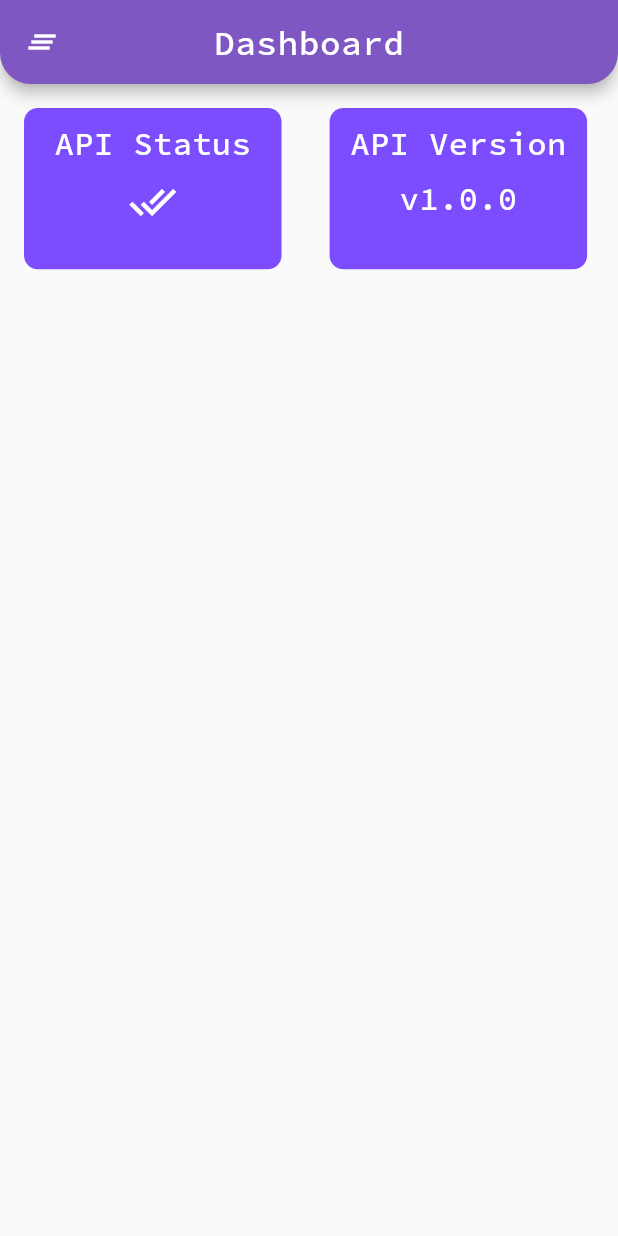
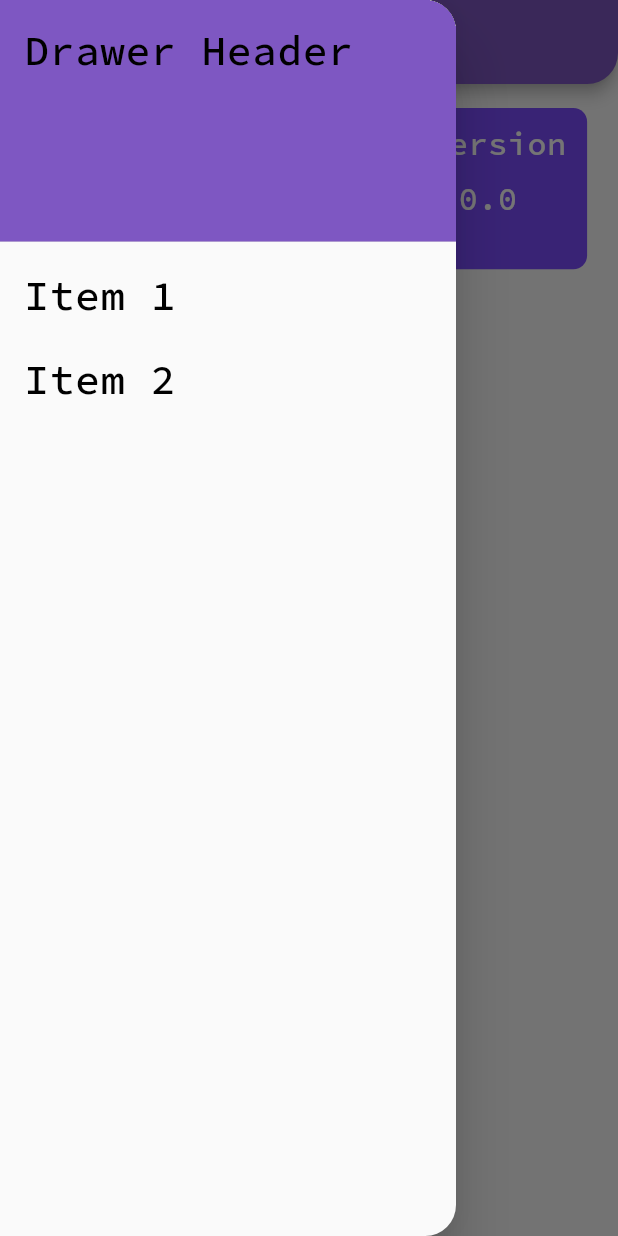
Before and after one commit to XxThunderBlastxX/b68_admin, a Flutter app: the DashboardScreen screen opened by its route, after a tap on the "clear all" icon, on a phone screen of 412 x 824 dp. Run offline on Flutter 3.47's test engine with Material 2 defaults, Android fonts, the phone set to English and light mode, and no system bars; our stand-ins replace bloc, dartz, dio, equatable, flutter_bloc, flutter_screenutil and 5 more; missing offline and left inert: flutter_web_auth; accounts and stored records are empty.

Commit message:
Refactor UI

```diff
--- a/lib/data/repository/login_repository.dart
+++ b/lib/data/repository/login_repository.dart
@@ -1,7 +1,7 @@
-import 'package:b68_admin/model/auth/auth_model.dart';
 import 'package:dartz/dartz.dart';
 import 'package:flutter_web_auth/flutter_web_auth.dart';
 
+import '../../model/models.dart';
 import '../../utils/utils.dart';
 import '../dio_client.dart';
 import '../interface/login_interface.dart';
--- /dev/null
+++ b/lib/model/models.dart
@@ -0,0 +1 @@
+export './auth/auth_model.dart';
--- a/lib/router/routes.dart
+++ b/lib/router/routes.dart
@@ -1,6 +1,5 @@
 import 'package:go_router/go_router.dart';
 
-import '../screens/dashboard/dashboard.dart';
 import '../screens/screens.dart';
 import '../utils/utils.dart';
 
--- a/lib/screens/dashboard/dashboard.dart
+++ b/lib/screens/dashboard/dashboard.dart
@@ -1,6 +1,9 @@
-import 'package:b68_admin/app_theme.dart';
 import 'package:flutter/material.dart';
 import 'package:flutter_screenutil/flutter_screenutil.dart';
+
+import '../../app_theme.dart';
+import 'widgets/dashboard_drawer.dart';
+import 'widgets/dashboard_tile.dart';
 
 class DashboardScreen extends StatelessWidget {
   const DashboardScreen({super.key});
@@ -10,11 +13,14 @@ class DashboardScreen extends StatelessWidget {
     return Scaffold(
       appBar: AppBar(
         title: const Text('Dashboard'),
-        leading: IconButton(
-          icon: const Icon(Icons.clear_all),
-          onPressed: () {},
+        leading: Builder(
+          builder: (context) => IconButton(
+            icon: const Icon(Icons.clear_all),
+            onPressed: () => Scaffold.of(context).openDrawer(),
+          ),
         ),
       ),
+      drawer: DashboardDrawer(context: context),
       body: Column(
         children: [
           Row(
@@ -62,24 +68,3 @@ class DashboardScreen extends StatelessWidget {
     );
   }
 }
-
-class DashboardTile extends StatelessWidget {
-  final Widget child;
-
-  const DashboardTile({super.key, required this.child});
-
-  @override
-  Widget build(BuildContext context) {
-    return Container(
-      width: (150.w),
-      height: 90.h,
-      padding: EdgeInsets.symmetric(vertical: 9.w, horizontal: 10.h),
-      margin: EdgeInsets.all(14.w),
-      decoration: BoxDecoration(
-        color: Colors.deepPurpleAccent.shade200,
-        borderRadius: BorderRadius.circular(8.r),
-      ),
-      child: child,
-    );
-  }
-}
--- /dev/null
+++ b/lib/screens/dashboard/widgets/dashboard_drawer.dart
@@ -0,0 +1,41 @@
+import 'package:flutter/material.dart';
+import 'package:flutter_screenutil/flutter_screenutil.dart';
+
+import '../../../app_theme.dart';
+
+class DashboardDrawer extends Drawer {
+  final BuildContext context;
+
+  DashboardDrawer({super.key, required this.context})
+      : super(
+          shape: RoundedRectangleBorder(
+            borderRadius: BorderRadius.only(
+              topRight: Radius.circular(18.r),
+              bottomRight: Radius.circular(18.r),
+            ),
+          ),
+          child: ListView(
+            padding: EdgeInsets.zero,
+            children: [
+              DrawerHeader(
+                decoration: BoxDecoration(
+                  color: AppThemeColors.primaryColor,
+                ),
+                child: const Text('Drawer Header'),
+              ),
+              ListTile(
+                title: const Text('Item 1'),
+                onTap: () {
+                  Navigator.pop(context);
+                },
+              ),
+              ListTile(
+                title: const Text('Item 2'),
+                onTap: () {
+                  Navigator.pop(context);
+                },
+              ),
+            ],
+          ),
+        );
+}
--- /dev/null
+++ b/lib/screens/dashboard/widgets/dashboard_tile.dart
@@ -0,0 +1,23 @@
+import 'package:flutter/material.dart';
+import 'package:flutter_screenutil/flutter_screenutil.dart';
+
+class DashboardTile extends StatelessWidget {
+  final Widget child;
+
+  const DashboardTile({super.key, required this.child});
+
+  @override
+  Widget build(BuildContext context) {
+    return Container(
+      width: (150.w),
+      height: 90.h,
+      padding: EdgeInsets.symmetric(vertical: 9.w, horizontal: 10.h),
+      margin: EdgeInsets.all(14.w),
+      decoration: BoxDecoration(
+        color: Colors.deepPurpleAccent.shade200,
+        borderRadius: BorderRadius.circular(8.r),
+      ),
+      child: child,
+    );
+  }
+}
--- a/lib/screens/screens.dart
+++ b/lib/screens/screens.dart
@@ -1 +1,2 @@
+export 'dashboard/dashboard.dart';
 export 'login/login.dart';
```
Also changed, not shown: lib/screens/dashboard/dashboard_bloc/dashboard_bloc.dart (added, +13 -0 lines), lib/screens/dashboard/dashboard_bloc/dashboard_event.dart (added, +10 -0 lines), lib/screens/dashboard/dashboard_bloc/dashboard_state.dart (added, +20 -0 lines).
